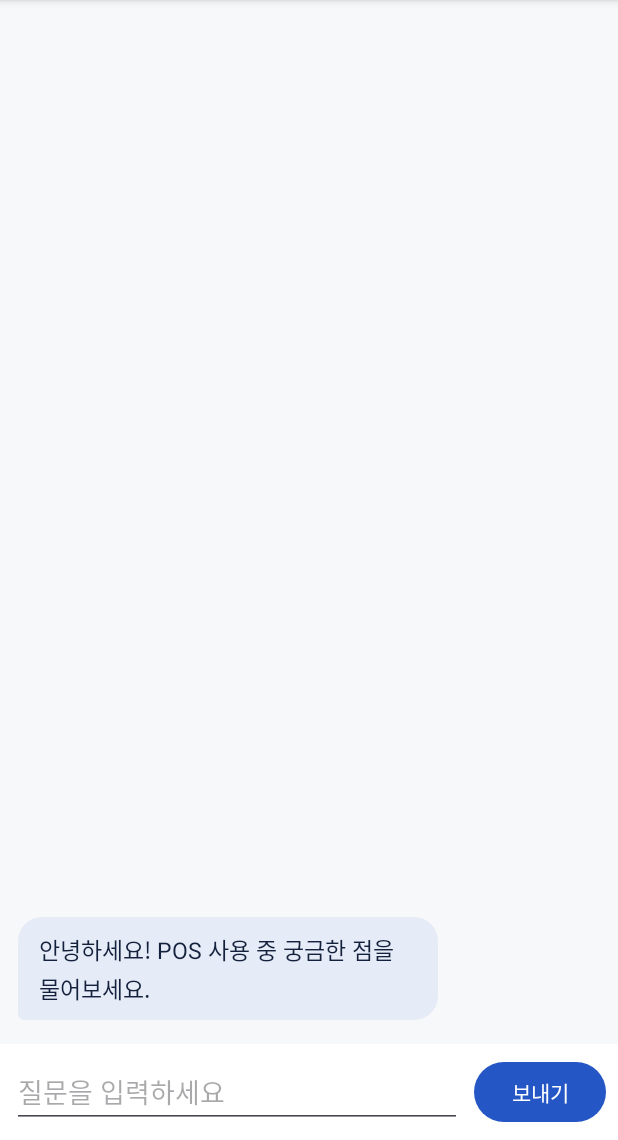
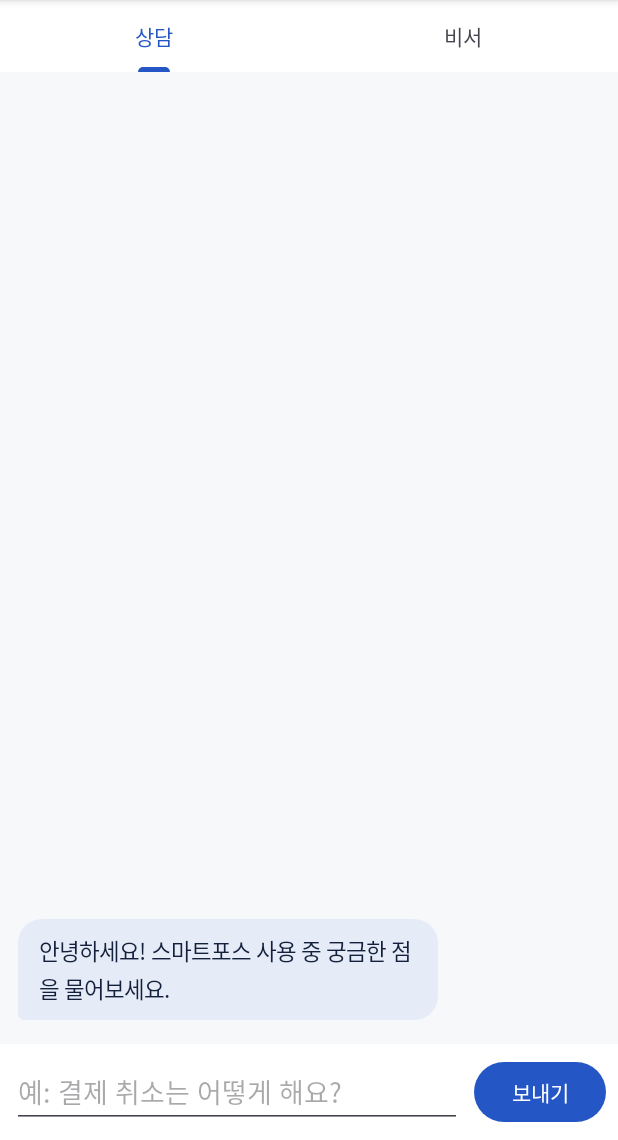
Before and after one commit to leoyo73-arch/pos-ai-demo-android, an Android app: the screen it shows after launch (MainActivity), on a phone screen of 412 x 824 dp, the part 96-1236 px from its top. Run offline under Robolectric (Android 15) with nearby library versions, the phone set to English and light mode, and no system bars.

Commit message:
상담외에 agent 비서 기능 추가

```diff
--- a/app/build.gradle.kts
+++ b/app/build.gradle.kts
@@ -16,7 +16,7 @@ android {
 
         // 서버 주소. 에뮬레이터는 10.0.2.2가 PC의 localhost입니다.
         // 실제 폰으로 테스트할 때는 PC의 IP(예: "http://192.168.0.10:8000/")로 바꾸세요.
-        buildConfigField("String", "SERVER_URL", "\"http://10.101.225.77:8000/\"")
+        buildConfigField("String", "SERVER_URL", "\"http://10.101.225.31:8000/\"")
     }
 
     buildFeatures {
@@ -46,6 +46,8 @@ dependencies {
     implementation("com.google.android.material:material:1.12.0")
     implementation("androidx.activity:activity-ktx:1.9.3")
     implementation("androidx.recyclerview:recyclerview:1.3.2")
+    implementation("androidx.fragment:fragment-ktx:1.8.5")       // 탭마다 Fragment + by viewModels()
+    implementation("androidx.viewpager2:viewpager2:1.1.0")       // 상담 / 비서 탭 전환
 
     // MVVM
     implementation("androidx.lifecycle:lifecycle-viewmodel-ktx:2.8.7")
--- a/app/src/main/java/com/example/posaidemo/ChatAdapter.kt
+++ b/app/src/main/java/com/example/posaidemo/ChatAdapter.kt
@@ -23,28 +23,37 @@ class ChatAdapter : ListAdapter<ChatMessage, ChatAdapter.VH>(DIFF) {
         val msg = getItem(position)
         val b = holder.binding
         val context = b.root.context
+        val params = b.container.layoutParams as FrameLayout.LayoutParams
 
         b.tvBubble.text = msg.text
-        b.tvBubble.setBackgroundResource(
-            if (msg.isUser) R.drawable.bg_bubble_user else R.drawable.bg_bubble_ai
-        )
-        b.tvBubble.setTextColor(
-            ContextCompat.getColor(context, if (msg.isUser) R.color.bubble_user_text else R.color.bubble_ai_text)
-        )
         b.tvBubble.alpha = if (msg.isLoading) 0.6f else 1f
 
-        // 근거: AI 답변이고 근거가 있을 때만 표시
-        if (!msg.isUser && msg.sources.isNotEmpty()) {
-            b.tvSources.text = "참고한 매뉴얼\n" + msg.sources.joinToString("\n") { "· $it" }
+        if (msg.isNotice) {
+            // 승인·거절 결과: 가운데 정렬, 말풍선 없이 작은 회색 글씨
+            b.tvBubble.background = null
+            b.tvBubble.textSize = 13f
+            b.tvBubble.setTextColor(ContextCompat.getColor(context, R.color.notice_text))
+            params.gravity = Gravity.CENTER_HORIZONTAL
+        } else {
+            b.tvBubble.setBackgroundResource(
+                if (msg.isUser) R.drawable.bg_bubble_user else R.drawable.bg_bubble_ai
+            )
+            b.tvBubble.textSize = 15f
+            b.tvBubble.setTextColor(
+                ContextCompat.getColor(context, if (msg.isUser) R.color.bubble_user_text else R.color.bubble_ai_text)
+            )
+            params.gravity = if (msg.isUser) Gravity.END else Gravity.START
+        }
+        b.container.layoutParams = params
+
+        // 근거: AI 답변이고 근거가 있을 때만 표시. 뷰가 재사용되므로 else에서 꼭 숨긴다.
+        if (!msg.isUser && !msg.isNotice && msg.sources.isNotEmpty()) {
+            b.tvSources.text = context.getString(R.string.sources_title) + "\n" +
+                msg.sources.joinToString("\n") { "· $it" }
             b.tvSources.visibility = View.VISIBLE
         } else {
             b.tvSources.visibility = View.GONE
         }
-
-        // 정렬은 말풍선+근거 묶음(container) 단위로
-        val params = b.container.layoutParams as FrameLayout.LayoutParams
-        params.gravity = if (msg.isUser) Gravity.END else Gravity.START
-        b.container.layoutParams = params
     }
 
     companion object {
--- a/app/src/main/java/com/example/posaidemo/ChatApi.kt
+++ b/app/src/main/java/com/example/posaidemo/ChatApi.kt
@@ -1,31 +1,72 @@
 package com.example.posaidemo
 
+import com.google.gson.Gson
+import com.google.gson.JsonObject
+import com.google.gson.annotations.SerializedName
 import okhttp3.OkHttpClient
 import okhttp3.logging.HttpLoggingInterceptor
+import retrofit2.HttpException
 import retrofit2.Retrofit
 import retrofit2.converter.gson.GsonConverterFactory
 import retrofit2.http.Body
+import retrofit2.http.GET
 import retrofit2.http.POST
+import retrofit2.http.Path
 import java.util.concurrent.TimeUnit
 
-// 서버(main.py)의 ChatRequest / ChatResponse와 필드 이름이 같아야 합니다.
+// ── 상담(RAG) ───────────────────────────────────────
 data class ChatRequest(val message: String)
 data class ChatResponse(
     val answer: String,
-    val sources: List<String>? = null   // 서버가 안 보내도 앱이 죽지 않게 nullable
+    val sources: List<String>? = null          // 서버가 안 보내도 앱이 죽지 않게 nullable
 )
+
+// ── 비서(에이전트) ─────────────────────────────────
+data class AgentRequest(
+    val message: String,
+    @SerializedName("session_id") val sessionId: String
+)
+
+data class PendingAction(
+    val id: Int,
+    val kind: String,                           // CANCEL / NOTICE
+    @SerializedName("transaction_id") val transactionId: String,
+    @SerializedName("paid_at") val paidAt: String,
+    val amount: Int,
+    val items: String,
+    val detail: String?
+) {
+    val isCancel get() = kind == "CANCEL"
+}
+
+data class AgentResponse(
+    val answer: String,
+    @SerializedName("pending_actions") val pendingActions: List<PendingAction>? = null
+)
+
+data class DecisionRequest(val approve: Boolean)
+data class DecisionResponse(val ok: Boolean, val message: String)
 
 interface ChatApi {
     @POST("chat")
     suspend fun chat(@Body req: ChatRequest): ChatResponse
+
+    @POST("agent")
+    suspend fun agent(@Body req: AgentRequest): AgentResponse
+
+    @GET("actions")
+    suspend fun actions(): List<PendingAction>
+
+    @POST("actions/{id}")
+    suspend fun decide(@Path("id") id: Int, @Body req: DecisionRequest): DecisionResponse
 }
 
 object ApiClient {
     private val client = OkHttpClient.Builder()
-        // LLM 답변은 몇 초 걸릴 수 있어 넉넉하게 잡습니다.
-        .readTimeout(60, TimeUnit.SECONDS)
+        .connectTimeout(10, TimeUnit.SECONDS)
+        .readTimeout(90, TimeUnit.SECONDS)      // 비서는 여러 단계를 거쳐 오래 걸릴 수 있음
         .addInterceptor(HttpLoggingInterceptor().apply {
-            level = HttpLoggingInterceptor.Level.BODY   // Logcat에서 요청·응답 확인용
+            level = HttpLoggingInterceptor.Level.BODY   // Logcat에서 'okhttp'로 검색
         })
         .build()
 
@@ -36,3 +77,15 @@ object ApiClient {
         .build()
         .create(ChatApi::class.java)
 }
+
+/** 서버가 보낸 {"detail": "..."} 오류 문구를 꺼내 사용자에게 보여 줄 문장으로 만든다. */
+fun Throwable.toUserMessage(): String {
+    if (this is HttpException) {
+        val detail = runCatching {
+            Gson().fromJson(response()?.errorBody()?.string(), JsonObject::class.java)
+                ?.get("detail")?.asString
+        }.getOrNull()
+        return detail ?: "서버 오류가 발생했어요. (HTTP ${code()})"
+    }
+    return "서버에 연결하지 못했어요. 서버가 켜져 있는지 확인해 주세요.\n($message)"
+}
--- /dev/null
+++ b/app/src/main/java/com/example/posaidemo/ChatFragment.kt
@@ -0,0 +1,100 @@
+package com.example.posaidemo
+
+import android.os.Bundle
+import android.view.LayoutInflater
+import android.view.View
+import android.view.ViewGroup
+import android.view.inputmethod.EditorInfo
+import androidx.appcompat.app.AlertDialog
+import androidx.core.os.bundleOf
+import androidx.fragment.app.Fragment
+import androidx.fragment.app.viewModels
+import androidx.recyclerview.widget.LinearLayoutManager
+import com.example.posaidemo.databinding.FragmentChatBinding
+import java.text.NumberFormat
+import java.util.Locale
+
+/** 상담 탭과 비서 탭이 함께 쓰는 채팅 화면 */
+class ChatFragment : Fragment() {
+
+    private var _binding: FragmentChatBinding? = null
+    private val binding get() = _binding!!
+    private val viewModel: ChatViewModel by viewModels()
+    private val adapter = ChatAdapter()
+    private var approvalDialog: AlertDialog? = null
+
+    override fun onCreateView(inflater: LayoutInflater, container: ViewGroup?, savedInstanceState: Bundle?): View {
+        _binding = FragmentChatBinding.inflate(inflater, container, false)
+        return binding.root
+    }
+
+    override fun onViewCreated(view: View, savedInstanceState: Bundle?) {
+        binding.etMessage.hint = viewModel.mode.hint
+        binding.rvMessages.layoutManager = LinearLayoutManager(requireContext()).apply { stackFromEnd = true }
+        binding.rvMessages.adapter = adapter
+
+        binding.btnSend.setOnClickListener { sendMessage() }
+        binding.etMessage.setOnEditorActionListener { _, actionId, _ ->
+            if (actionId == EditorInfo.IME_ACTION_SEND) {
+                sendMessage()
+                true
+            } else false
+        }
+
+        viewModel.messages.observe(viewLifecycleOwner) { list ->
+            adapter.submitList(list) { binding.rvMessages.scrollToPosition(list.size - 1) }
+        }
+        viewModel.loading.observe(viewLifecycleOwner) { binding.btnSend.isEnabled = !it }
+        viewModel.pending.observe(viewLifecycleOwner) { list ->
+            if (approvalDialog?.isShowing != true) list.firstOrNull()?.let(::showApproval)
+        }
+    }
+
+    /** 승인 확인 창: 무엇을 승인하는지 거래 정보를 모두 보여 주고, 사장님이 직접 결정한다. */
+    private fun showApproval(action: PendingAction) {
+        val won = NumberFormat.getNumberInstance(Locale.KOREA).format(action.amount)
+        val message = buildString {
+            appendLine("거래번호: ${action.transactionId}")
+            appendLine("결제 시각: ${action.paidAt}")
+            appendLine("금액: ${won}원")
+            appendLine("주문: ${action.items}")
+            appendLine()
+            append(if (action.isCancel) "사유: " else "보낼 문구:\n")
+            append(action.detail.orEmpty())
+        }
+        approvalDialog = AlertDialog.Builder(requireContext())
+            .setTitle(if (action.isCancel) R.string.approve_cancel_title else R.string.approve_notice_title)
+            .setMessage(message)
+            .setCancelable(false)                       // 반드시 승인 또는 거절을 고르게
+            .setPositiveButton(R.string.approve) { _, _ -> viewModel.decide(action, approve = true) }
+            .setNegativeButton(R.string.reject) { _, _ -> viewModel.decide(action, approve = false) }
+            // 버튼을 누르는 순간엔 창이 아직 닫히는 중이라, 다 닫힌 뒤에 다음 대기 건을 띄운다
+            .setOnDismissListener {
+                approvalDialog = null
+                viewModel.pending.value?.firstOrNull()?.let(::showApproval)
+            }
+            .show()
+    }
+
+    private fun sendMessage() {
+        val text = binding.etMessage.text.toString().trim()
+        if (text.isEmpty()) return
+        viewModel.send(text)
+        binding.etMessage.text.clear()
+    }
+
+    override fun onDestroyView() {
+        // 화면 회전 시 창이 새는 것 방지 (대기 목록은 ViewModel에 남아 있어 화면이 다시 만들어지면 다시 뜸)
+        approvalDialog?.setOnDismissListener(null)
+        approvalDialog?.dismiss()
+        approvalDialog = null
+        _binding = null
+        super.onDestroyView()
+    }
+
+    companion object {
+        fun newInstance(mode: ChatMode) = ChatFragment().apply {
+            arguments = bundleOf(ChatViewModel.ARG_MODE to mode.name)
+        }
+    }
+}
--- a/app/src/main/java/com/example/posaidemo/ChatMessage.kt
+++ b/app/src/main/java/com/example/posaidemo/ChatMessage.kt
@@ -3,7 +3,19 @@ package com.example.posaidemo
 data class ChatMessage(
     val id: Long,
     val text: String,
-    val isUser: Boolean,
+    val isUser: Boolean,                    // true면 내 말풍선(오른쪽), false면 AI(왼쪽)
     val isLoading: Boolean = false,
-    val sources: List<String> = emptyList()
+    val sources: List<String> = emptyList(), // 상담 답변의 근거 매뉴얼 제목
+    val isNotice: Boolean = false            // 승인·거절 결과 같은 시스템 안내 (가운데 작은 글씨)
 )
+
+enum class ChatMode(val greeting: String, val hint: String) {
+    CONSULT(
+        "안녕하세요! 스마트포스 사용 중 궁금한 점을 물어보세요.",
+        "예: 결제 취소는 어떻게 해요?"
+    ),
+    AGENT(
+        "매출 조회와 취소·환불 업무를 도와드려요. 결제 취소와 손님 안내는 사장님 승인 후에만 실행됩니다.",
+        "예: 어제 취소된 결제 중 환불 안 된 거 있어?"
+    )
+}
--- a/app/src/main/java/com/example/posaidemo/ChatViewModel.kt
+++ b/app/src/main/java/com/example/posaidemo/ChatViewModel.kt
@@ -2,42 +2,103 @@ package com.example.posaidemo
 
 import androidx.lifecycle.LiveData
 import androidx.lifecycle.MutableLiveData
+import androidx.lifecycle.SavedStateHandle
 import androidx.lifecycle.ViewModel
 import androidx.lifecycle.viewModelScope
 import kotlinx.coroutines.launch
+import java.util.UUID
 
-class ChatViewModel : ViewModel() {
+/**
+ * 상담 탭과 비서 탭이 같이 쓰는 ViewModel.
+ * Fragment arguments의 "mode" 값이 SavedStateHandle로 자동 전달된다.
+ */
+class ChatViewModel(state: SavedStateHandle) : ViewModel() {
 
-    private val _messages = MutableLiveData<List<ChatMessage>>(
-        listOf(ChatMessage(0, "안녕하세요! POS 사용 중 궁금한 점을 물어보세요.", isUser = false))
-    )
+    val mode: ChatMode = ChatMode.valueOf(state.get<String>(ARG_MODE) ?: ChatMode.CONSULT.name)
+    private val sessionId = UUID.randomUUID().toString()   // 서버가 대화 기록을 구분하는 값
+    private var nextId = 1L
+
+    private val _messages = MutableLiveData(listOf(ChatMessage(0, mode.greeting, isUser = false)))
     val messages: LiveData<List<ChatMessage>> = _messages
 
     private val _loading = MutableLiveData(false)
     val loading: LiveData<Boolean> = _loading
 
-    private var nextId = 1L
+    /** 사장님 확인을 기다리는 작업들. 화면은 맨 앞 항목부터 확인 창을 띄운다. */
+    private val _pending = MutableLiveData<List<PendingAction>>(emptyList())
+    val pending: LiveData<List<PendingAction>> = _pending
+
+    init {
+        if (mode == ChatMode.AGENT) refreshPending()   // 앱을 다시 켰을 때 남아 있던 승인 대기 복원
+    }
 
     fun send(text: String) {
         if (_loading.value == true) return
 
         val userMsg = ChatMessage(nextId++, text, isUser = true)
-        val waitingMsg = ChatMessage(nextId++, "답변 작성 중…", isUser = false, isLoading = true)
+        val waitingMsg = ChatMessage(
+            nextId++,
+            if (mode == ChatMode.AGENT) "확인하고 있어요…" else "답변 작성 중…",
+            isUser = false,
+            isLoading = true
+        )
         _messages.value = _messages.value.orEmpty() + userMsg + waitingMsg
 
         viewModelScope.launch {
             _loading.value = true
-            val (answer, sources) = try {
-                val res = ApiClient.api.chat(ChatRequest(text))
-                res.answer to res.sources.orEmpty()
+            val reply: ChatMessage = try {
+                when (mode) {
+                    ChatMode.CONSULT -> {
+                        val res = ApiClient.api.chat(ChatRequest(text))
+                        waitingMsg.copy(text = res.answer, isLoading = false, sources = res.sources.orEmpty())
+                    }
+                    ChatMode.AGENT -> {
+                        val res = ApiClient.api.agent(AgentRequest(text, sessionId))
+                        _pending.value = res.pendingActions.orEmpty()
+                        waitingMsg.copy(text = res.answer, isLoading = false)
+                    }
+                }
             } catch (e: Exception) {
-                "답변을 받지 못했어요. 잠시 후 다시 시도해 주세요.\n(${e.message})" to emptyList()
+                waitingMsg.copy(text = e.toUserMessage(), isLoading = false)
             }
-            _messages.value = _messages.value.orEmpty().map {
-                if (it.id == waitingMsg.id) it.copy(text = answer, isLoading = false, sources = sources)
-                else it
-            }
+            replace(waitingMsg.id, reply)
             _loading.value = false
         }
     }
+
+    /** 확인 창의 승인/거절 버튼에서 호출. 결정은 항상 사람이 한다. */
+    fun decide(action: PendingAction, approve: Boolean) {
+        // 같은 항목이 두 번 처리되지 않게 먼저 대기 목록에서 뺀다
+        _pending.value = _pending.value.orEmpty().filterNot { it.id == action.id }
+
+        viewModelScope.launch {
+            val text = try {
+                ApiClient.api.decide(action.id, DecisionRequest(approve)).message
+            } catch (e: Exception) {
+                "처리하지 못했어요: ${e.toUserMessage()}"
+            }
+            addNotice(text)
+        }
+    }
+
+    private fun refreshPending() {
+        viewModelScope.launch {
+            runCatching { ApiClient.api.actions() }
+                .onSuccess { _pending.value = it }
+        }
+    }
+
+    private fun addNotice(text: String) {
+        _messages.value = _messages.value.orEmpty() +
+            ChatMessage(nextId++, text, isUser = false, isNotice = true)
+    }
+
+    private fun replace(id: Long, newMsg: ChatMessage) {
+        // 리스트를 새로 만들어야 ListAdapter(DiffUtil)가 변경을 감지한다
+        _messages.value = _messages.value.orEmpty().map { if (it.id == id) newMsg else it }
+    }
+
+    companion object {
+        const val ARG_MODE = "mode"
+    }
 }
--- a/app/src/main/java/com/example/posaidemo/MainActivity.kt
+++ b/app/src/main/java/com/example/posaidemo/MainActivity.kt
@@ -1,48 +1,31 @@
 package com.example.posaidemo
 
 import android.os.Bundle
-import android.view.inputmethod.EditorInfo
-import androidx.activity.viewModels
 import androidx.appcompat.app.AppCompatActivity
-import androidx.recyclerview.widget.LinearLayoutManager
+import androidx.fragment.app.Fragment
+import androidx.viewpager2.adapter.FragmentStateAdapter
 import com.example.posaidemo.databinding.ActivityMainBinding
+import com.google.android.material.tabs.TabLayoutMediator
 
 class MainActivity : AppCompatActivity() {
 
     private lateinit var binding: ActivityMainBinding
-    private val viewModel: ChatViewModel by viewModels()
-    private val adapter = ChatAdapter()
+    private val tabs = listOf(ChatMode.CONSULT, ChatMode.AGENT)
 
     override fun onCreate(savedInstanceState: Bundle?) {
         super.onCreate(savedInstanceState)
         binding = ActivityMainBinding.inflate(layoutInflater)
         setContentView(binding.root)
 
-        // 메시지가 아래부터 쌓이도록 (채팅 앱 방식)
-        binding.rvMessages.layoutManager = LinearLayoutManager(this).apply { stackFromEnd = true }
-        binding.rvMessages.adapter = adapter
+        binding.pager.adapter = object : FragmentStateAdapter(this) {
+            override fun getItemCount() = tabs.size
+            override fun createFragment(position: Int): Fragment = ChatFragment.newInstance(tabs[position])
+        }
+        binding.pager.isUserInputEnabled = false   // 채팅 중 실수로 옆으로 밀려 탭이 바뀌지 않게
+        binding.pager.offscreenPageLimit = 1       // 탭을 오가도 대화가 유지되게
 
-        binding.btnSend.setOnClickListener { sendMessage() }
-        binding.etMessage.setOnEditorActionListener { _, actionId, _ ->
-            if (actionId == EditorInfo.IME_ACTION_SEND) {
-                sendMessage()
-                true
-            } else false
-        }
-
-        viewModel.messages.observe(this) { list ->
-            adapter.submitList(list) {
-                // 목록 갱신이 끝난 뒤 맨 아래로 스크롤
-                binding.rvMessages.scrollToPosition(list.size - 1)
-            }
-        }
-        viewModel.loading.observe(this) { loading -> binding.btnSend.isEnabled = !loading }
-    }
-
-    private fun sendMessage() {
-        val text = binding.etMessage.text.toString().trim()
-        if (text.isEmpty()) return
-        viewModel.send(text)
-        binding.etMessage.text.clear()
+        TabLayoutMediator(binding.tabs, binding.pager) { tab, position ->
+            tab.text = getString(if (tabs[position] == ChatMode.CONSULT) R.string.tab_consult else R.string.tab_agent)
+        }.attach()
     }
 }
--- a/app/src/main/res/layout/activity_main.xml
+++ b/app/src/main/res/layout/activity_main.xml
@@ -6,37 +6,15 @@
     android:fitsSystemWindows="true"
     android:orientation="vertical">
 
-    <androidx.recyclerview.widget.RecyclerView
-        android:id="@+id/rvMessages"
+    <com.google.android.material.tabs.TabLayout
+        android:id="@+id/tabs"
+        android:layout_width="match_parent"
+        android:layout_height="wrap_content"
+        android:background="@color/input_bar_background" />
+
+    <androidx.viewpager2.widget.ViewPager2
+        android:id="@+id/pager"
         android:layout_width="match_parent"
         android:layout_height="0dp"
-        android:layout_weight="1"
-        android:clipToPadding="false"
-        android:padding="12dp" />
-
-    <LinearLayout
-        android:layout_width="match_parent"
-        android:layout_height="wrap_content"
-        android:background="@color/input_bar_background"
-        android:gravity="center_vertical"
-        android:orientation="horizontal"
-        android:padding="8dp">
-
-        <EditText
-            android:id="@+id/etMessage"
-            android:layout_width="0dp"
-            android:layout_height="wrap_content"
-            android:layout_weight="1"
-            android:hint="@string/hint_message"
-            android:imeOptions="actionSend"
-            android:inputType="text"
-            android:maxLines="4" />
-
-        <Button
-            android:id="@+id/btnSend"
-            android:layout_width="wrap_content"
-            android:layout_height="wrap_content"
-            android:layout_marginStart="8dp"
-            android:text="@string/btn_send" />
-    </LinearLayout>
+        android:layout_weight="1" />
 </LinearLayout>
--- /dev/null
+++ b/app/src/main/res/layout/fragment_chat.xml
@@ -0,0 +1,39 @@
+<?xml version="1.0" encoding="utf-8"?>
+<LinearLayout xmlns:android="http://schemas.android.com/apk/res/android"
+    android:layout_width="match_parent"
+    android:layout_height="match_parent"
+    android:orientation="vertical">
+
+    <androidx.recyclerview.widget.RecyclerView
+        android:id="@+id/rvMessages"
+        android:layout_width="match_parent"
+        android:layout_height="0dp"
+        android:layout_weight="1"
+        android:clipToPadding="false"
+        android:padding="12dp" />
+
+    <LinearLayout
+        android:layout_width="match_parent"
+        android:layout_height="wrap_content"
+        android:background="@color/input_bar_background"
+        android:gravity="center_vertical"
+        android:orientation="horizontal"
+        android:padding="8dp">
+
+        <EditText
+            android:id="@+id/etMessage"
+            android:layout_width="0dp"
+            android:layout_height="wrap_content"
+            android:layout_weight="1"
+            android:imeOptions="actionSend"
+            android:inputType="text"
+            android:maxLines="4" />
+
+        <Button
+            android:id="@+id/btnSend"
+            android:layout_width="wrap_content"
+            android:layout_height="wrap_content"
+            android:layout_marginStart="8dp"
+            android:text="@string/btn_send" />
+    </LinearLayout>
+</LinearLayout>
--- a/app/src/main/res/layout/item_message.xml
+++ b/app/src/main/res/layout/item_message.xml
@@ -1,3 +1,4 @@
+<?xml version="1.0" encoding="utf-8"?>
 <FrameLayout xmlns:android="http://schemas.android.com/apk/res/android"
     android:layout_width="match_parent"
     android:layout_height="wrap_content"
--- a/app/src/main/res/values/colors.xml
+++ b/app/src/main/res/values/colors.xml
@@ -7,4 +7,5 @@
     <color name="bubble_ai">#E6ECF7</color>
     <color name="bubble_ai_text">#14213D</color>
     <color name="sources_text">#6A7383</color>
+    <color name="notice_text">#6A7383</color>
 </resources>
--- a/app/src/main/res/values/strings.xml
+++ b/app/src/main/res/values/strings.xml
@@ -1,5 +1,11 @@
 <resources>
     <string name="app_name">POS AI 데모</string>
-    <string name="hint_message">질문을 입력하세요</string>
     <string name="btn_send">보내기</string>
+    <string name="tab_consult">상담</string>
+    <string name="tab_agent">비서</string>
+    <string name="sources_title">참고한 매뉴얼</string>
+    <string name="approve_cancel_title">결제 취소를 승인할까요?</string>
+    <string name="approve_notice_title">손님 안내를 보낼까요?</string>
+    <string name="approve">승인</string>
+    <string name="reject">거절</string>
 </resources>
```
Also changed, not shown: 1 other file.
